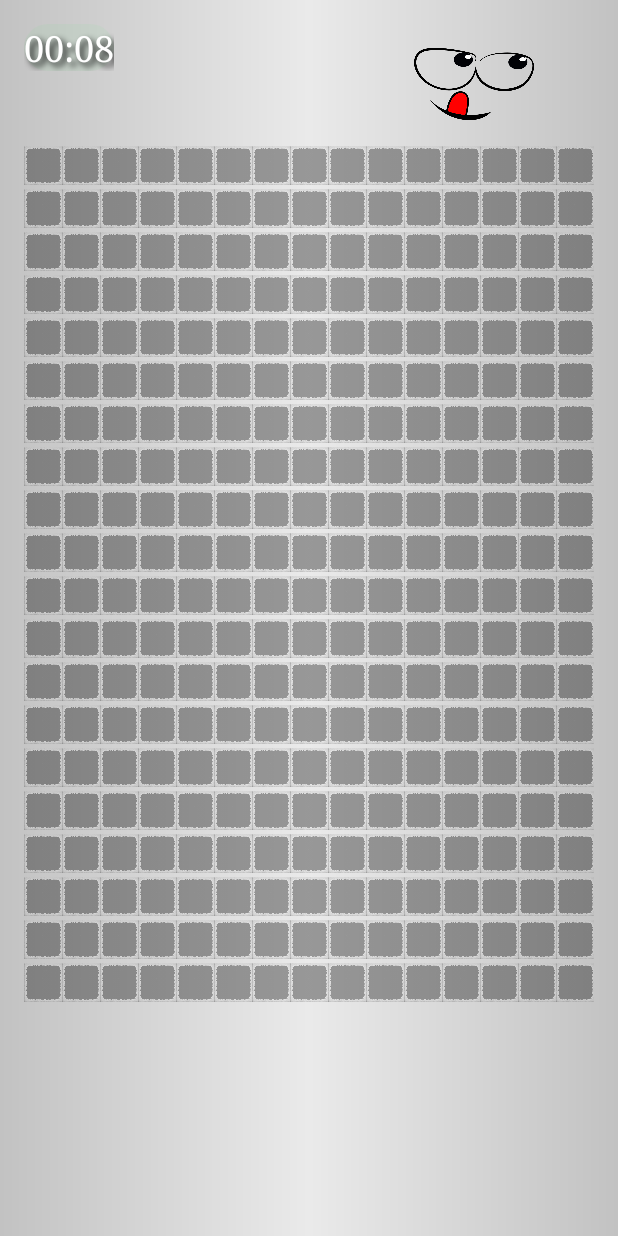
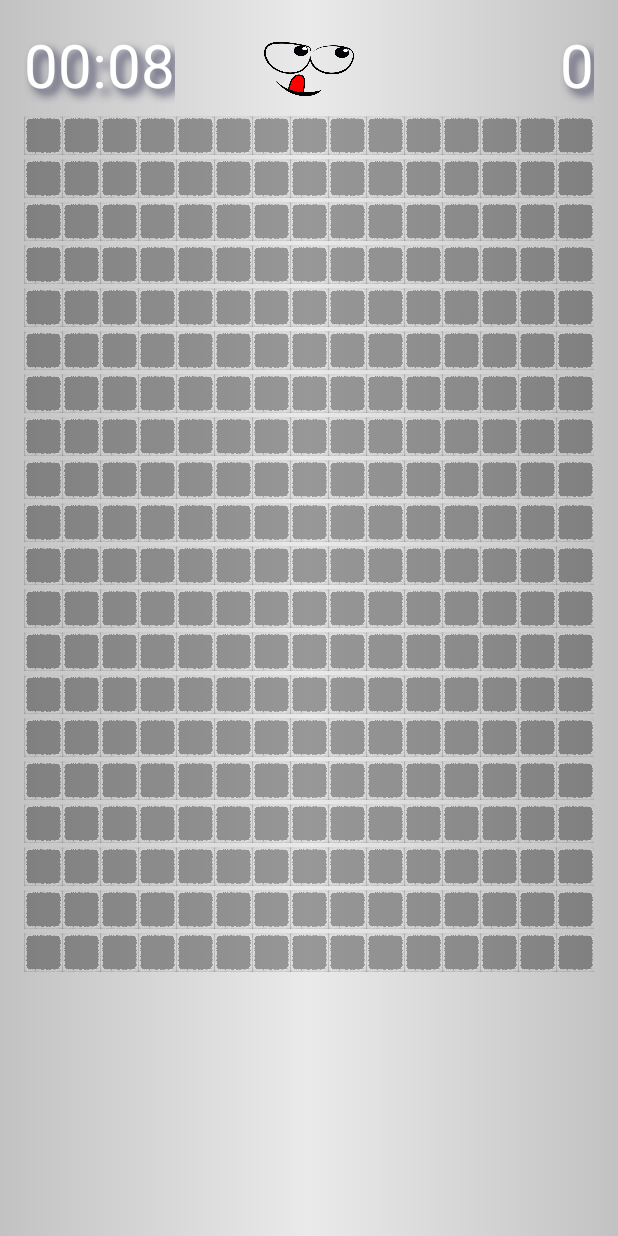
Before and after one commit to Omaar22/MineSweeper, an Android app: the screen it shows after launch (MainActivity), on a phone screen of 412 x 824 dp. Run offline under Robolectric (Android 15) with nearby library versions, the phone set to English and light mode, and no system bars.

Commit message:
Setting up resolutions

```diff
--- a/app/src/main/java/omar/Minesweeper/ImageAdapter.java
+++ b/app/src/main/java/omar/Minesweeper/ImageAdapter.java
@@ -51,7 +51,7 @@ public class ImageAdapter extends BaseAdapter {
             final int layoutWidth = mContext.getResources().getDisplayMetrics().widthPixels - 32; // padding 32
             final int layoutHeight = mContext.getResources().getDisplayMetrics().heightPixels - 32; // padding 32
 
-            imageView.setLayoutParams(new GridView.LayoutParams(layoutWidth / (MainActivity.COLUMN_COUNT), layoutHeight / (MainActivity.ROW_COUNT + 8)));
+            imageView.setLayoutParams(new GridView.LayoutParams(layoutWidth / MainActivity.COLUMN_COUNT, (layoutHeight - 120) / (MainActivity.ROW_COUNT + 5)));
             imageView.setScaleType(ImageView.ScaleType.FIT_CENTER);
             imageView.setImageResource(R.drawable.field);
         } else {
--- a/app/src/main/java/omar/Minesweeper/MainActivity.java
+++ b/app/src/main/java/omar/Minesweeper/MainActivity.java
@@ -1,31 +1,22 @@
 package omar.Minesweeper;
 
-import android.graphics.drawable.Drawable;
-import android.graphics.drawable.TransitionDrawable;
 import android.media.MediaPlayer;
 import android.os.Bundle;
 import android.os.Handler;
 import android.os.SystemClock;
 import android.os.Vibrator;
-import android.support.v4.content.res.ResourcesCompat;
 import android.support.v7.app.AppCompatActivity;
 import android.view.View;
-import android.view.animation.AlphaAnimation;
-import android.view.animation.Animation;
-import android.view.animation.AnimationUtils;
-import android.view.animation.DecelerateInterpolator;
 import android.widget.AdapterView;
-import android.widget.Button;
 import android.widget.Chronometer;
 import android.widget.GridView;
-import android.widget.ImageSwitcher;
 import android.widget.ImageView;
 
 import java.util.Random;
 
 public class MainActivity extends AppCompatActivity {
     static final int GRID_SIZE = 300;
-    static final int MINE_COUNT = 10;
+    static final int MINE_COUNT = 20;
     static final int COLUMN_COUNT = 15;
     static final int ROW_COUNT = GRID_SIZE / COLUMN_COUNT;
 
@@ -76,7 +67,6 @@ public class MainActivity extends AppCompatActivity {
                 int row = position / COLUMN_COUNT;
                 int column = position % COLUMN_COUNT;
 
-
                 if (!isActive || isRevealed[row][column] || hasFlag[row][column] || hasQuestionMark[row][column]) {
                     final MediaPlayer clickSound = MediaPlayer.create(getBaseContext(), R.raw.error);
                     clickSound.setVolume(0.2f, 0.2f);
@@ -89,7 +79,7 @@ public class MainActivity extends AppCompatActivity {
                     return;
                 }
                 if (hasMine[row][column]) {
-                    ((Vibrator) getSystemService(VIBRATOR_SERVICE)).vibrate(1200);
+                    ((Vibrator) getSystemService(VIBRATOR_SERVICE)).vibrate(1400);
                     final MediaPlayer boomSound = MediaPlayer.create(getBaseContext(), R.raw.boom);
                     boomSound.start();
 
@@ -147,14 +137,22 @@ public class MainActivity extends AppCompatActivity {
             public boolean onItemLongClick(AdapterView<?> parent, View v, int position, long id) {
                 int row = position / COLUMN_COUNT;
                 int column = position % COLUMN_COUNT;
-                if (!isActive || isRevealed[row][column])
+                if (!isActive || isRevealed[row][column]) {
+                    final MediaPlayer clickSound = MediaPlayer.create(getBaseContext(), R.raw.error);
+                    clickSound.setVolume(0.2f, 0.2f);
+                    clickSound.start();
+                    clickSound.setOnCompletionListener(new MediaPlayer.OnCompletionListener() {
+                        public void onCompletion(MediaPlayer mp) {
+                            clickSound.release();
+                        }
+                    });
                     return true;
-
-                final MediaPlayer boomSound = MediaPlayer.create(getBaseContext(), R.raw.woosh);
-                boomSound.start();
-                boomSound.setOnCompletionListener(new MediaPlayer.OnCompletionListener() {
+                }
+                final MediaPlayer wooshSound = MediaPlayer.create(getBaseContext(), R.raw.woosh);
+                wooshSound.start();
+                wooshSound.setOnCompletionListener(new MediaPlayer.OnCompletionListener() {
                     public void onCompletion(MediaPlayer mp) {
-                        boomSound.release();
+                        wooshSound.release();
                     }
                 });
 
@@ -206,28 +204,13 @@ public class MainActivity extends AppCompatActivity {
                 }
             }
         });
-
-
         super.onCreate(savedInstanceState);
         setContentView(R.layout.activity_main);
 
-        /* Set up the chronometer. */
-        Chronometer timer = (Chronometer) findViewById(R.id.chronometer);
-        int screenHeight = getBaseContext().getResources().getDisplayMetrics().heightPixels - 32;
-        int screenWidth = getBaseContext().getResources().getDisplayMetrics().widthPixels - 32;
-        timer.setTextSize(screenHeight / 50);
-//        timer.setPadding(0, 0, screenWidth / 30, 0);
-        timer.start();
+        /* Start the chronometer. */
+        ((Chronometer) findViewById(R.id.chronometer)).start();
 
-        /* Set up the smiley face. */
-        ImageView smiley = (ImageView) findViewById(R.id.smiley);
-        smiley.getLayoutParams().height = screenHeight / 10;
-        smiley.getLayoutParams().width = screenHeight / 10;
-        changeSmiley(smiley);
-
-        /* Set up the restart button. */
-        Button restart = (Button) findViewById(R.id.restart);
-        restart.setTextSize(screenHeight / 40f);
+        changeSmiley(findViewById(R.id.smiley));
 
         /* Set up the grid images and on click functions. */
         setupGrid();
--- a/app/src/main/res/drawable/button.xml
+++ b/app/src/main/res/drawable/button.xml
@@ -1,14 +1,23 @@
 <?xml version="1.0" encoding="utf-8"?>
-<shape xmlns:android="http://schemas.android.com/apk/res/android">
-    <!--<solid android:color="#eaeaea" />-->
-    <!--<gradient-->
-    <!--android:angle="90"-->
-    <!--android:endColor="#eaeaea"-->
-    <!--android:startColor="#b7b7b7" />-->
+<layer-list xmlns:android="http://schemas.android.com/apk/res/android">
+    <item>
+        <shape android:shape="rectangle">
+            <corners android:radius="15dp" />
+            <solid android:color="#128083" />
+        </shape>
+    </item>
 
-    <stroke
-        android:width="5dp"
-        android:angle="90"
-        android:color="#6a676e" />
-    <corners android:radius="25dp" />
-</shape>
+    <item android:bottom="6dp">
+        <shape android:shape="rectangle">
+            <padding
+                android:bottom="@dimen/activity_horizontal_margin"
+                android:left="@dimen/activity_horizontal_margin"
+                android:right="@dimen/activity_horizontal_margin"
+                android:top="@dimen/activity_horizontal_margin" />
+            <corners android:radius="15dp" />
+            <solid android:color="#18a3a6" />
+        </shape>
+    </item>
+
+
+</layer-list>
--- a/app/src/main/res/drawable/top_panel.xml
+++ b/app/src/main/res/drawable/top_panel.xml
@@ -1,8 +1,13 @@
 <?xml version="1.0" encoding="utf-8"?>
 <shape xmlns:android="http://schemas.android.com/apk/res/android">
-
-    <solid android:color="#0a00ff32" />
-
-    <corners android:radius="35dp" />
+    <stroke
+        android:width="2dp"
+        android:color="#ffffff" />
+    <padding
+        android:bottom="@dimen/activity_horizontal_margin"
+        android:left="@dimen/activity_horizontal_margin"
+        android:right="@dimen/activity_horizontal_margin"
+        android:top="@dimen/activity_horizontal_margin" />
+    <corners android:radius="20dp" />
 
 </shape>
--- a/app/src/main/res/layout/activity_main.xml
+++ b/app/src/main/res/layout/activity_main.xml
@@ -10,7 +10,7 @@
     android:paddingTop="@dimen/activity_vertical_margin"
     tools:context="omar.Minesweeper.MainActivity">
 
-    <LinearLayout
+    <RelativeLayout
         android:id="@+id/topPanel"
         android:layout_width="match_parent"
         android:layout_height="wrap_content"
@@ -22,15 +22,30 @@
         <Chronometer
             android:id="@+id/chronometer"
             style="@style/chronometer"
-            android:typeface="serif" />
+            android:layout_alignParentLeft="true"
+            android:layout_alignParentTop="true"
+            android:textSize="40sp"
+            android:typeface="sans" />
+
+        <TextView
+            android:id="@+id/score"
+            style="@style/chronometer"
+            android:layout_width="wrap_content"
+            android:layout_height="wrap_content"
+            android:layout_alignParentRight="true"
+            android:layout_alignParentTop="true"
+            android:text="0"
+            android:textSize="40sp" />
 
         <ImageView
             android:id="@+id/smiley"
-            android:layout_width="wrap_content"
-            android:layout_height="wrap_content"
-            android:layout_marginLeft="200dp"
+            android:layout_width="60dp"
+            android:layout_height="60dp"
+            android:layout_centerHorizontal="true"
+            android:layout_centerInParent="true"
             android:onClick="changeSmiley" />
-    </LinearLayout>
+
+    </RelativeLayout>
 
     <GridView
         android:id="@+id/grid"
@@ -39,7 +54,7 @@
         android:layout_below="@+id/topPanel"
         android:stretchMode="columnWidth" />
 
-    <LinearLayout
+    <RelativeLayout
         android:id="@+id/botPanel"
         android:layout_width="match_parent"
         android:layout_height="match_parent"
@@ -49,10 +64,13 @@
         <Button
             android:id="@+id/restart"
             style="@style/buttonStyle"
+            android:layout_alignParentBottom="true"
+            android:layout_centerHorizontal="true"
             android:onClick="restartButton"
             android:text="@string/Restart"
+            android:textSize="50sp"
             android:visibility="invisible" />
-    </LinearLayout>
+    </RelativeLayout>
 
 
 </RelativeLayout>
--- a/app/src/main/res/values/styles.xml
+++ b/app/src/main/res/values/styles.xml
@@ -9,20 +9,19 @@
     <style name="chronometer">
         <item name="android:layout_width">wrap_content</item>
         <item name="android:layout_height">wrap_content</item>
-        <item name="android:background">@drawable/top_panel</item>
-        <item name="android:shadowColor">#000000</item>
-        <item name="android:shadowDx">4</item>
-        <item name="android:shadowDy">4</item>
-        <item name="android:shadowRadius">5</item>
-        <item name="android:textColor">#ffff</item>
+        <item name="android:shadowColor">#373758</item>
+        <item name="android:shadowDx">6</item>
+        <item name="android:shadowDy">6</item>
+        <item name="android:shadowRadius">7</item>
+        <item name="android:textColor">#ffffff</item>
     </style>
 
-    <style name="buttonStyle">myStyle
-        <item name="android:layout_width">fill_parent</item>
-        <item name="android:layout_height">fill_parent</item>
-        <item name="android:textColor">#ffffff</item>
+    <style name="buttonStyle">
+        <item name="android:layout_width">wrap_content</item>
+        <item name="android:layout_height">wrap_content</item>
+        <item name="android:textColor">#bdcfd1</item>
         <item name="android:textStyle">bold</item>
-        <item name="android:shadowColor">#000000</item>
+        <item name="android:shadowColor">#ffffff</item>
         <item name="android:shadowDx">4</item>
         <item name="android:shadowDy">4</item>
         <item name="android:shadowRadius">5</item>
```
